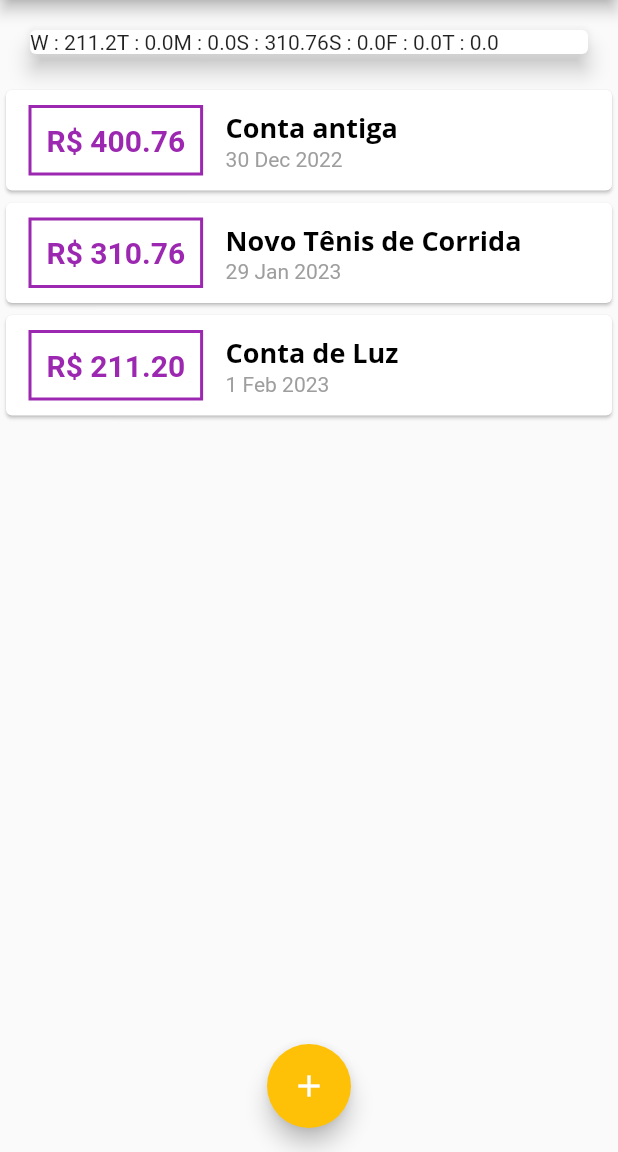
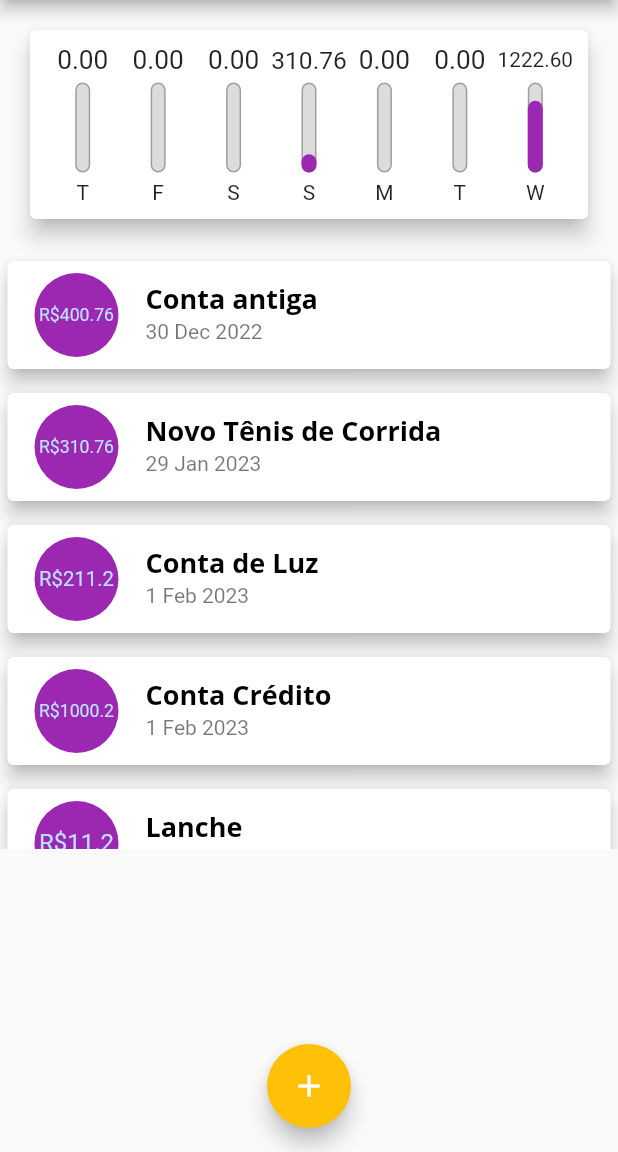
Before and after one commit to Kaio-Goes/expenses, a Flutter app: the screen it shows after launch, on a phone screen of 412 x 824 dp, the part 84-1236 px from its top. Run offline on Flutter 3.47's test engine with Material 2 defaults, Android fonts, the phone set to English and light mode, and no system bars.

Commit message:
fix chart margin and padding

```diff
--- a/lib/components/chart.dart
+++ b/lib/components/chart.dart
@@ -1,3 +1,4 @@
+import 'package:expenses/components/chart_bar.dart';
 import 'package:expenses/models/transaction.dart';
 import 'package:flutter/material.dart';
 import 'package:intl/intl.dart';
@@ -13,12 +14,12 @@ class Chart extends StatelessWidget {
 
       double totalSum = 0.0;
 
-      for(var i = 0; i< recentTransaction.length; i++){
+      for (var i = 0; i < recentTransaction.length; i++) {
         bool sameDay = recentTransaction[i].date.day == weekDay.day;
         bool sameMonth = recentTransaction[i].date.month == weekDay.month;
         bool sameYear = recentTransaction[i].date.year == weekDay.year;
 
-        if(sameDay && sameMonth && sameYear){
+        if (sameDay && sameMonth && sameYear) {
           totalSum += recentTransaction[i].value;
         }
       }
@@ -27,6 +28,12 @@ class Chart extends StatelessWidget {
         'day': DateFormat.E().format(weekDay)[0],
         'value': totalSum,
       };
+    }).reversed.toList();
+  }
+
+  double get _weekTotalValue {
+    return groupedTransactions.fold(0.0, (previousValue, element) {
+      return previousValue + (element['value'] as double);
     });
   }
 
@@ -35,10 +42,21 @@ class Chart extends StatelessWidget {
     return Card(
       elevation: 6,
       margin: const EdgeInsets.all(20),
-      child: Row(
-        children: groupedTransactions.map((e){
-          return Text('${e['day']} : ${e['value']}');
-        }).toList(),
+      child: Padding(
+        padding: const EdgeInsets.all(10.0),
+        child: Row(
+          mainAxisAlignment: MainAxisAlignment.spaceAround,
+          children: groupedTransactions.map((tr) {
+            return Flexible(
+              fit: FlexFit.tight,
+              child: ChartBar(
+                label: tr['day'].toString(),
+                value: (tr['value'] as double),
+                percentage: (tr['value'] as double) / _weekTotalValue,
+              ),
+            );
+          }).toList(),
+        ),
       ),
     );
   }
--- a/lib/components/chart_bar.dart
+++ b/lib/components/chart_bar.dart
@@ -1,10 +1,53 @@
 import 'package:flutter/material.dart';
 
 class ChartBar extends StatelessWidget {
-  const ChartBar({super.key});
+  const ChartBar(
+      {super.key,
+      required this.label,
+      required this.value,
+      required this.percentage});
+
+  final String label;
+  final double value;
+  final double percentage;
 
   @override
   Widget build(BuildContext context) {
-    return const Placeholder();
+    return Column(
+      children: [
+        SizedBox(
+          height: 20,
+          child: FittedBox(
+            child: Text(value.toStringAsFixed(2)),
+          ),
+        ),
+        const SizedBox(height: 5),
+        SizedBox(
+          height: 60,
+          width: 10,
+          child: Stack(
+            alignment: Alignment.bottomCenter,
+            children: [
+              Container(
+                decoration: BoxDecoration(
+                    border: Border.all(color: Colors.grey, width: 1.0),
+                    color: const Color.fromRGBO(220, 220, 220, 1),
+                    borderRadius: BorderRadius.circular(5)),
+              ),
+              FractionallySizedBox(
+                heightFactor: percentage,
+                child: Container(
+                  decoration: BoxDecoration(
+                      color: Theme.of(context).colorScheme.primary,
+                      borderRadius: BorderRadius.circular(5)),
+                ),
+              )
+            ],
+          ),
+        ),
+        const SizedBox(height: 5),
+        Text(label),
+      ],
+    );
   }
 }
--- a/lib/components/transaction_list.dart
+++ b/lib/components/transaction_list.dart
@@ -34,40 +34,30 @@ class TransactionList extends StatelessWidget {
               itemBuilder: (ctx, index) {
                 final tr = transactions[index];
                 return Card(
-                  child: Row(
-                    children: [
-                      Container(
+                  elevation: 5,
                   margin: const EdgeInsets.symmetric(
-                          horizontal: 15,
-                          vertical: 10,
+                    vertical: 8,
+                    horizontal: 5
                   ),
-                        decoration: BoxDecoration(
-                            border: Border.all(
-                                color: Theme.of(context).colorScheme.primary,
-                                width: 2)),
-                        padding: const EdgeInsets.all(10),
-                        child: Text(
-                          'R\$ ${tr.value.toStringAsFixed(2)}',
-                          style: TextStyle(
-                              fontWeight: FontWeight.bold,
-                              fontSize: 20,
-                              color: Theme.of(context).colorScheme.primary),
+                  child: ListTile(
+                    leading: CircleAvatar(
+                      backgroundColor: Colors.purple,
+                      radius: 30,
+                      child: Padding(
+                        padding: const EdgeInsets.all(5.0),
+                        child: FittedBox(
+                          child: Text('R\$${tr.value}'),
                         ),
                       ),
-                      Column(
-                        crossAxisAlignment: CrossAxisAlignment.start,
-                        children: [
-                          Text(
+                    ),
+                    title: Text(
                       tr.title,
                       style: Theme.of(context).textTheme.titleLarge,
                     ),
-                          Text(
+                    subtitle: Text(
                       DateFormat('d MMM y').format(tr.date),
-                            style: const TextStyle(color: Colors.grey),
-                          )
-                        ],
-                      )
-                    ],
+                    ),
+
                   ),
                 );
               },
--- a/lib/main.dart
+++ b/lib/main.dart
@@ -53,6 +53,10 @@ class _MyHomePageState extends State<MyHomePage> {
     ),
     Transaction(
         id: 't2', title: 'Conta de Luz', value: 211.20, date: DateTime.now()),
+    Transaction(
+        id: 't3', title: 'Conta Crédito', value: 1000.20, date: DateTime.now()),
+        Transaction(
+        id: 't4', title: 'Lanche', value: 11.20, date: DateTime.now())
   ];
 
   List<Transaction> get _recentTransactions {
```
Lines whose indentation alone changed are shown as unchanged.
